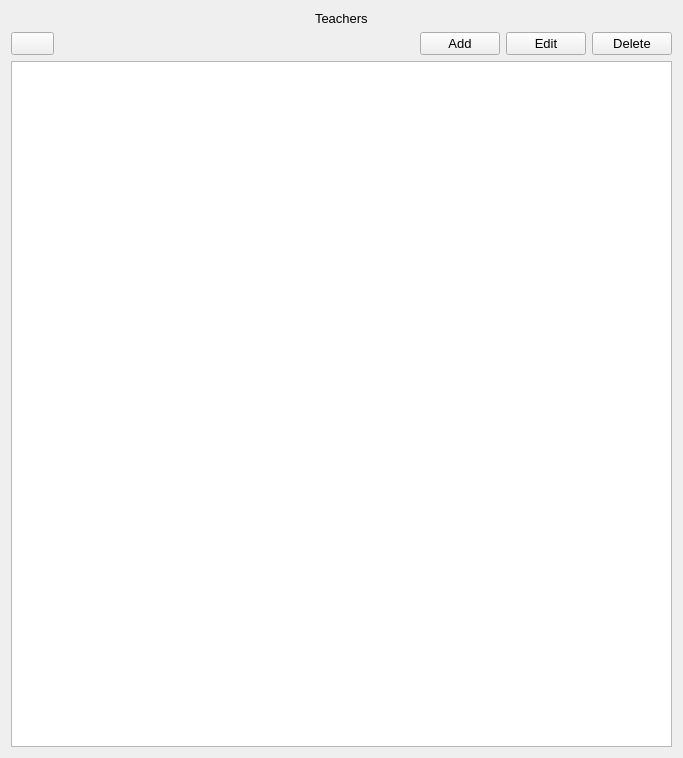
Old version of the form pageteachersform.ui in the repository thenewcoder/school-administration-system.
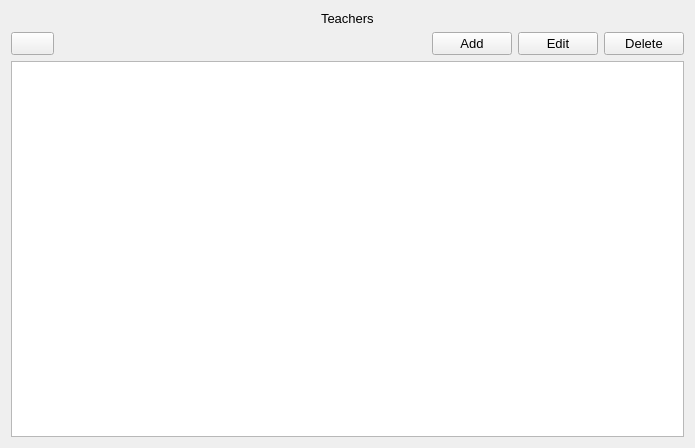
New version of the form. Icons and pictures are not drawn.

```diff
--- a/pageteachersform.ui
+++ b/pageteachersform.ui
@@ -6,8 +6,8 @@
    <rect>
     <x>0</x>
     <y>0</y>
-    <width>683</width>
-    <height>758</height>
+    <width>695</width>
+    <height>448</height>
    </rect>
   </property>
   <property name="font">
```
Left out of the diff: 2 changed lines with no effect on the pictures.
